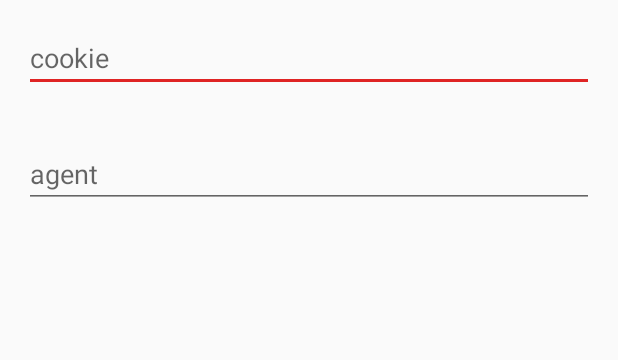
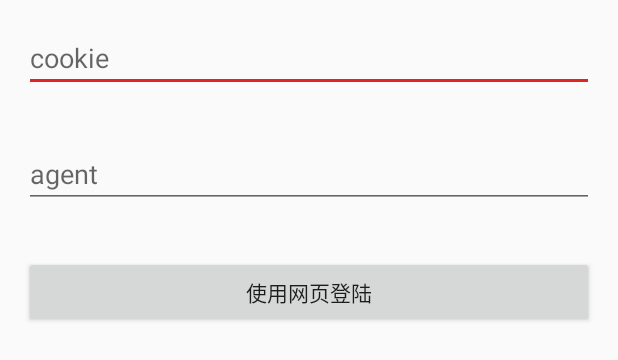
Before and after one commit to zhufree/SCP-Android, an Android app built with Jetpack Compose: the layout layout_dialog_cookie.xml on its own in the app's theme, with its tools: preview values and no code run, on a phone screen of 412 x 824 dp. Shown: the top 360 px of the screen. Run offline under Robolectric (Android 15) with nearby library versions, the phone set to English and light mode, and no system bars.

Commit message:
feat: 增加了使用网页登陆的功能，不需要自己抓 Cookie 了

```diff
--- a/app/src/main/res/layout/layout_dialog_cookie.xml
+++ b/app/src/main/res/layout/layout_dialog_cookie.xml
@@ -21,4 +21,12 @@
         android:autofillHints="@string/app_name"
         android:hint="agent"
         android:inputType="text" />
+
+    <Button
+        android:id="@+id/bt_cookie_login"
+        android:layout_width="match_parent"
+        android:layout_height="wrap_content"
+        android:layout_margin="16dp"
+        android:text="使用网页登陆"
+        />
 </LinearLayout>
```
Also changed, not shown: app/src/main/java/info/free/scp/view/detail/DetailActivity.kt (+15 -0 lines).
